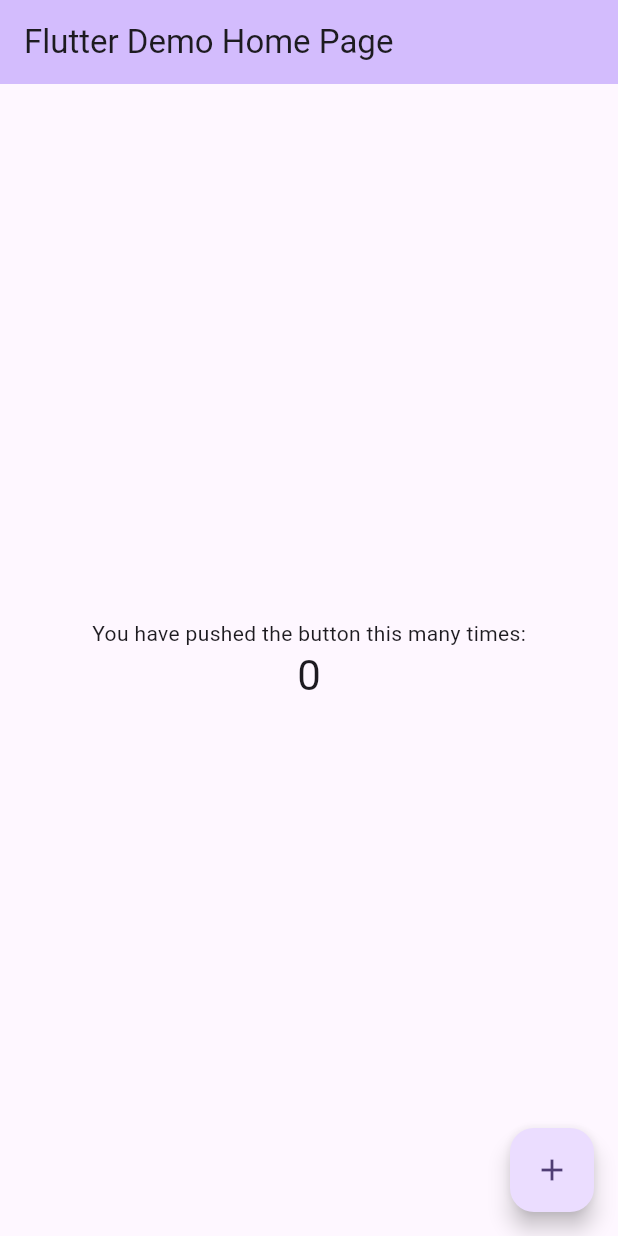
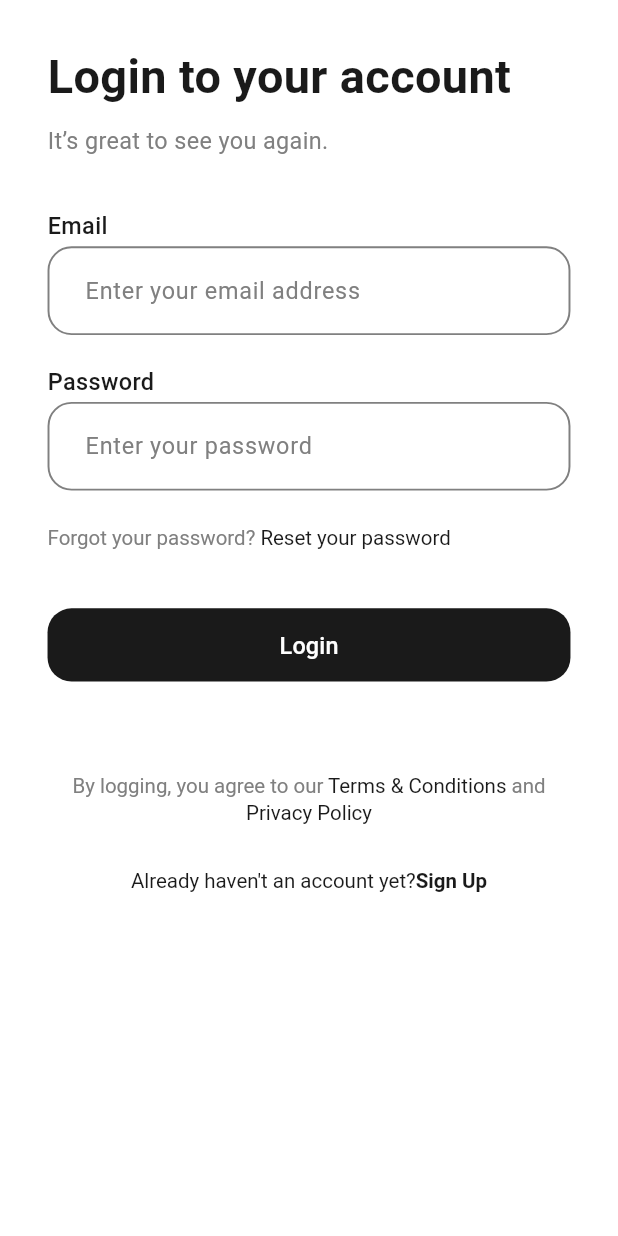
Before and after one commit to Marwa-Atef596/Flutter-Store-App, a Flutter app: the screen it shows after launch, on a phone screen of 412 x 824 dp. Run offline on Flutter 3.47's test engine with Material 3 defaults, Android fonts, the phone set to English and light mode, and no system bars; our stand-ins replace flutter_screenutil.

Commit message:
added navigation extention added file spacing added app router added app styles added app colors added app font weight added app text form field added app button finish login screen ui

```diff
--- /dev/null
+++ b/lib/core/helper/extentions.dart
@@ -0,0 +1,23 @@
+import 'package:flutter/material.dart';
+
+extension Navigation on BuildContext {
+  Future<dynamic> pushNamed(String routeName, {Object? arguments}) {
+    return Navigator.of(this).pushNamed(routeName, arguments: arguments);
+  }
+
+  Future<dynamic> pushReplacementNamed(String routeName, {Object? arguments}) {
+    return Navigator.of(this)
+        .pushReplacementNamed(routeName, arguments: arguments);
+  }
+
+  Future<dynamic> pushNamedAndRemoveUntil(
+    String routeName, {
+    Object? arguments,
+    required RoutePredicate predicate,
+  }) {
+    return Navigator.of(this)
+        .pushNamedAndRemoveUntil(routeName, predicate, arguments: arguments);
+  }
+
+  void pop() => Navigator.of(this).pop();
+}
--- /dev/null
+++ b/lib/core/helper/spacing.dart
@@ -0,0 +1,10 @@
+import 'package:flutter/material.dart';
+import 'package:flutter_screenutil/flutter_screenutil.dart';
+
+SizedBox verticalSpace(double height) => SizedBox(
+      height: height.h,
+    );
+
+SizedBox horizontalSpace(double width) => SizedBox(
+      width: width.w,
+    );
--- /dev/null
+++ b/lib/core/routing/app_router.dart
@@ -0,0 +1,25 @@
+// ignore_for_file: unused_local_variable
+
+import 'package:flutter/material.dart';
+import 'package:flutter_store_app/core/routing/routes.dart';
+import 'package:flutter_store_app/features/login/ui/login_screen.dart';
+
+class AppRouter {
+  Route generateRoute(RouteSettings settings) {
+    final arguments = settings.arguments;
+    switch (settings.name) {
+      case Routes.loginScreen:
+        return MaterialPageRoute(
+          builder: (_) => LoginScreen(),
+        );
+      default:
+        return MaterialPageRoute(
+          builder: (_) => Scaffold(
+            body: Center(
+              child: Text('no routes defiend for ${settings.name}'),
+            ),
+          ),
+        );
+    }
+  }
+}
--- /dev/null
+++ b/lib/core/routing/routes.dart
@@ -0,0 +1,3 @@
+class Routes {
+  static const String loginScreen = '/loginScreen';
+}
--- /dev/null
+++ b/lib/core/theming/app_colors.dart
@@ -0,0 +1,8 @@
+import 'package:flutter/material.dart';
+
+class AppColors {
+  static const Color mainDark = Color(0xff1A1A1A);
+  static const Color red = Color(0xffED1010);
+  static const Color gray = Color(0xff808080);
+  static const Color white = Color(0xffFFFFFF);
+}
--- /dev/null
+++ b/lib/core/theming/app_styles.dart
@@ -0,0 +1,47 @@
+import 'package:flutter/material.dart';
+import 'package:flutter_screenutil/flutter_screenutil.dart';
+import 'package:flutter_store_app/core/theming/app_colors.dart';
+import 'package:flutter_store_app/core/theming/font_weight.dart';
+
+class AppStyles {
+  static TextStyle font32DarkSemiBold = TextStyle(
+    fontSize: 32.sp,
+    color: AppColors.mainDark,
+    fontWeight: FontWeightHelper.semiBold,
+  );
+  static TextStyle font16GrayRegular = TextStyle(
+    fontSize: 16.sp,
+    color: AppColors.gray,
+    fontWeight: FontWeightHelper.regular,
+  );
+  static TextStyle font16DarkMedium = TextStyle(
+    fontSize: 16.sp,
+    color: AppColors.mainDark,
+    fontWeight: FontWeightHelper.medium,
+  );
+  static TextStyle font16WhiteMedium = TextStyle(
+    fontSize: 16.sp,
+    color: AppColors.white,
+    fontWeight: FontWeightHelper.medium,
+  );
+  static TextStyle font14RedMedium = TextStyle(
+    fontSize: 14.sp,
+    color: AppColors.red,
+    fontWeight: FontWeightHelper.medium,
+  );
+  static TextStyle font14GrayRegular = TextStyle(
+    fontSize: 14.sp,
+    color: AppColors.gray,
+    fontWeight: FontWeightHelper.regular,
+  );
+  static TextStyle font14DarkRegular = TextStyle(
+    fontSize: 14.sp,
+    color: AppColors.mainDark,
+    fontWeight: FontWeightHelper.regular,
+  );
+  static TextStyle font14DarkSemiBold = TextStyle(
+    fontSize: 14.sp,
+    color: AppColors.mainDark,
+    fontWeight: FontWeightHelper.semiBold,
+  );
+}
--- /dev/null
+++ b/lib/core/theming/font_weight.dart
@@ -0,0 +1,12 @@
+import 'package:flutter/material.dart';
+
+class FontWeightHelper {
+  static const FontWeight thin = FontWeight.w100;
+  static const FontWeight extraLight = FontWeight.w200;
+  static const FontWeight light = FontWeight.w300;
+  static const FontWeight regular = FontWeight.w400;
+  static const FontWeight medium = FontWeight.w500;
+  static const FontWeight semiBold = FontWeight.w600;
+  static const FontWeight bold = FontWeight.w700;
+  static const FontWeight extraBold = FontWeight.w800;
+}
--- /dev/null
+++ b/lib/core/widgets/app_text_button.dart
@@ -0,0 +1,57 @@
+import 'package:flutter/material.dart';
+import 'package:flutter_screenutil/flutter_screenutil.dart';
+import 'package:flutter_store_app/core/theming/app_colors.dart';
+
+class AppTextButton extends StatelessWidget {
+  final double? borderRadius;
+  final Color? backgroundColor;
+  final double? horizontalPadding;
+  final double? verticalPadding;
+  final double? buttonWidth;
+  final double? buttonHeight;
+  final String buttonText;
+  final TextStyle textStyle;
+  final VoidCallback onPressed;
+  const AppTextButton({
+    super.key,
+    this.borderRadius,
+    this.backgroundColor,
+    this.horizontalPadding,
+    this.verticalPadding,
+    this.buttonHeight,
+    this.buttonWidth,
+    required this.buttonText,
+    required this.textStyle,
+    required this.onPressed,
+  });
+
+  @override
+  Widget build(BuildContext context) {
+    return TextButton(
+      style: ButtonStyle(
+        shape: WidgetStateProperty.all<RoundedRectangleBorder>(
+          RoundedRectangleBorder(
+            borderRadius: BorderRadius.circular(borderRadius ?? 16.0),
+          ),
+        ),
+        backgroundColor: WidgetStatePropertyAll(
+          backgroundColor ?? AppColors.mainDark,
+        ),
+        padding: WidgetStateProperty.all<EdgeInsets>(
+          EdgeInsets.symmetric(
+            horizontal: horizontalPadding?.w ?? 12.w,
+            vertical: verticalPadding?.h ?? 14.h,
+          ),
+        ),
+        fixedSize: WidgetStateProperty.all(
+          Size(buttonWidth?.w ?? double.maxFinite, buttonHeight ?? 50.h),
+        ),
+      ),
+      onPressed: onPressed,
+      child: Text(
+        buttonText,
+        style: textStyle,
+      ),
+    );
+  }
+}
--- /dev/null
+++ b/lib/core/widgets/app_text_form_field.dart
@@ -0,0 +1,99 @@
+import 'package:flutter/material.dart';
+import 'package:flutter_screenutil/flutter_screenutil.dart';
+import 'package:flutter_store_app/core/theming/app_colors.dart';
+import 'package:flutter_store_app/core/theming/app_styles.dart';
+
+class AppTextFormField extends StatelessWidget {
+  final EdgeInsetsGeometry? contentPadding;
+  final InputBorder? focusedBorder;
+  final InputBorder? enabledBorder;
+  final TextStyle? inputTextStyle;
+  final TextStyle? hintStyle;
+  final String hintText;
+  final String? text;
+  final bool? isObscureText;
+  final Widget? suffixIcon;
+  final Color? backgroundColor;
+  final TextEditingController? controller;
+  // final Function(String?) validator;
+  const AppTextFormField({
+    super.key,
+    this.contentPadding,
+    this.focusedBorder,
+    this.enabledBorder,
+    this.inputTextStyle,
+    this.hintStyle,
+    required this.hintText,
+    this.isObscureText,
+    this.suffixIcon,
+    this.backgroundColor,
+    this.controller,
+    //  required this.validator,
+    this.text,
+  });
+
+  @override
+  Widget build(BuildContext context) {
+    return Column(
+      crossAxisAlignment: CrossAxisAlignment.start,
+      children: [
+        SizedBox(
+          height: 25,
+          child: Text(
+            text!,
+            style: AppStyles.font16DarkMedium,
+          ),
+        ),
+        TextFormField(
+          controller: controller,
+          decoration: InputDecoration(
+            isDense: true,
+            contentPadding: contentPadding ??
+                EdgeInsets.symmetric(horizontal: 20.w, vertical: 18.h),
+            focusedBorder: focusedBorder ??
+                OutlineInputBorder(
+                  borderSide: BorderSide(
+                    color: AppColors.mainDark,
+                    width: 1.3,
+                  ),
+                  borderRadius: BorderRadius.circular(16.0),
+                ),
+            enabledBorder: enabledBorder ??
+                OutlineInputBorder(
+                  borderSide: BorderSide(
+                    color: AppColors.gray,
+                    width: 1.3,
+                  ),
+                  borderRadius: BorderRadius.circular(16.0),
+                ),
+            errorBorder: OutlineInputBorder(
+              borderSide: const BorderSide(
+                color: AppColors.red,
+                width: 1.3,
+              ),
+              borderRadius: BorderRadius.circular(16.0),
+            ),
+            focusedErrorBorder: OutlineInputBorder(
+              borderSide: const BorderSide(
+                color: AppColors.red,
+                width: 1.3,
+              ),
+              borderRadius: BorderRadius.circular(16.0),
+            ),
+            hintStyle: hintStyle ?? AppStyles.font16GrayRegular,
+            hintText: hintText,
+            suffixIcon: suffixIcon,
+            fillColor: backgroundColor ?? AppColors.white,
+            filled: true,
+          ),
+          obscureText: isObscureText ?? false,
+
+          // style: Styles.font13DarkBlueMedium,
+          // validator: (value) {
+          //   return validator(value);
+          // },
+        ),
+      ],
+    );
+  }
+}
--- /dev/null
+++ b/lib/features/login/ui/login_screen.dart
@@ -0,0 +1,69 @@
+import 'package:flutter/material.dart';
+import 'package:flutter_screenutil/flutter_screenutil.dart';
+import 'package:flutter_store_app/core/helper/spacing.dart';
+import 'package:flutter_store_app/core/theming/app_styles.dart';
+import 'package:flutter_store_app/core/widgets/app_text_button.dart';
+import 'package:flutter_store_app/core/widgets/app_text_form_field.dart';
+import 'package:flutter_store_app/features/login/ui/widgets/already_have_not_account.dart';
+import 'package:flutter_store_app/features/login/ui/widgets/forget_password_text.dart';
+import 'package:flutter_store_app/features/login/ui/widgets/terms_and_condicions_text.dart';
+
+class LoginScreen extends StatelessWidget {
+  const LoginScreen({super.key});
+
+  @override
+  Widget build(BuildContext context) {
+    return SafeArea(
+      child: Scaffold(
+        body: Padding(
+          padding: EdgeInsets.symmetric(
+            horizontal: 30.w,
+            vertical: 30.h,
+          ),
+          child: SingleChildScrollView(
+            child: Column(
+              crossAxisAlignment: CrossAxisAlignment.start,
+              children: [
+                Text(
+                  'Login to your account',
+                  style: AppStyles.font32DarkSemiBold,
+                ),
+                verticalSpace(8),
+                Text(
+                  'It’s great to see you again.',
+                  style: AppStyles.font16GrayRegular,
+                ),
+                verticalSpace(36),
+                AppTextFormField(
+                  hintText: 'Enter your email address',
+                  text: 'Email',
+                ),
+                verticalSpace(20),
+                AppTextFormField(
+                  hintText: 'Enter your password',
+                  text: 'Password',
+                ),
+                verticalSpace(24),
+                ForgetPasswordText(),
+                verticalSpace(40),
+                AppTextButton(
+                  buttonText: 'Login',
+                  textStyle: AppStyles.font16WhiteMedium,
+                  onPressed: () {},
+                ),
+                verticalSpace(60),
+                Column(
+                  children: [
+                    TermsAndConditionsText(),
+                    verticalSpace(30),
+                    AlreadyHaveNotAccountText()
+                  ],
+                )
+              ],
+            ),
+          ),
+        ),
+      ),
+    );
+  }
+}
--- /dev/null
+++ b/lib/features/login/ui/widgets/already_have_not_account.dart
@@ -0,0 +1,23 @@
+import 'package:flutter/material.dart';
+import 'package:flutter_store_app/core/theming/app_styles.dart';
+
+class AlreadyHaveNotAccountText extends StatelessWidget {
+  const AlreadyHaveNotAccountText({super.key});
+
+  @override
+  Widget build(BuildContext context) {
+    return RichText(
+      textAlign: TextAlign.center,
+      text: TextSpan(children: [
+        TextSpan(
+          text: 'Already haven\'t an account yet?',
+          style: AppStyles.font14DarkRegular,
+        ),
+        TextSpan(
+          text: 'Sign Up',
+          style: AppStyles.font14DarkSemiBold,
+        ),
+      ]),
+    );
+  }
+}
--- /dev/null
+++ b/lib/features/login/ui/widgets/forget_password_text.dart
@@ -0,0 +1,23 @@
+import 'package:flutter/material.dart';
+import 'package:flutter_store_app/core/theming/app_styles.dart';
+
+class ForgetPasswordText extends StatelessWidget {
+  const ForgetPasswordText({super.key});
+
+  @override
+  Widget build(BuildContext context) {
+    return RichText(
+      textAlign: TextAlign.center,
+      text: TextSpan(children: [
+        TextSpan(
+          text: 'Forgot your password?',
+          style: AppStyles.font14GrayRegular,
+        ),
+        TextSpan(
+          text: ' Reset your password',
+          style: AppStyles.font14DarkRegular,
+        ),
+      ]),
+    );
+  }
+}
--- /dev/null
+++ b/lib/features/login/ui/widgets/terms_and_condicions_text.dart
@@ -0,0 +1,33 @@
+import 'package:flutter/material.dart';
+import 'package:flutter_store_app/core/theming/app_styles.dart';
+
+class TermsAndConditionsText extends StatelessWidget {
+  const TermsAndConditionsText({super.key});
+
+  @override
+  Widget build(BuildContext context) {
+    return RichText(
+      textAlign: TextAlign.center,
+      text: TextSpan(
+        children: [
+          TextSpan(
+            text: 'By logging, you agree to our',
+            style: AppStyles.font14GrayRegular,
+          ),
+          TextSpan(
+            text: ' Terms & Conditions',
+            style: AppStyles.font14DarkRegular,
+          ),
+          TextSpan(
+            text: ' and',
+            style: AppStyles.font14GrayRegular.copyWith(height: 1.5),
+          ),
+          TextSpan(
+            text: ' Privacy Policy',
+            style: AppStyles.font14DarkRegular,
+          ),
+        ],
+      ),
+    );
+  }
+}
--- a/lib/main.dart
+++ b/lib/main.dart
@@ -1,90 +1,9 @@
 import 'package:flutter/material.dart';
+import 'package:flutter_store_app/core/routing/app_router.dart';
+import 'package:flutter_store_app/store_app.dart';
 
 void main() {
-  runApp(const MyApp());
+  runApp(StoreApp(
+    appRouter: AppRouter(),
+  ));
 }
-
-class MyApp extends StatelessWidget {
-  const MyApp({super.key});
-
-  // This widget is the root of your application.
-  @override
-  Widget build(BuildContext context) {
-    return MaterialApp(
-      title: 'Flutter store App',
-      theme: ThemeData(
-        colorScheme: ColorScheme.fromSeed(seedColor: Colors.deepPurple),
-        useMaterial3: true,
-      ),
-      home: const MyHomePage(title: 'Flutter Demo Home Page'),
-    );
-  }
-}
-
-class MyHomePage extends StatefulWidget {
-  const MyHomePage({super.key, required this.title});
-
-  final String title;
-
-  @override
-  State<MyHomePage> createState() => _MyHomePageState();
-}
-
-class _MyHomePageState extends State<MyHomePage> {
-  int _counter = 0;
-
-  void _incrementCounter() {
-    setState(() {
-      _counter++;
-    });
-  }
-
-  @override
-  Widget build(BuildContext context) {
-    return Scaffold(
-      appBar: AppBar(
-        // TRY THIS: Try changing the color here to a specific color (to
-        // Colors.amber, perhaps?) and trigger a hot reload to see the AppBar
-        // change color while the other colors stay the same.
-        backgroundColor: Theme.of(context).colorScheme.inversePrimary,
-        // Here we take the value from the MyHomePage object that was created by
-        // the App.build method, and use it to set our appbar title.
-        title: Text(widget.title),
-      ),
-      body: Center(
-        // Center is a layout widget. It takes a single child and positions it
-        // in the middle of the parent.
-        child: Column(
-          // Column is also a layout widget. It takes a list of children and
-          // arranges them vertically. By default, it sizes itself to fit its
-          // children horizontally, and tries to be as tall as its parent.
-          //
-          // Column has various properties to control how it sizes itself and
-          // how it positions its children. Here we use mainAxisAlignment to
-          // center the children vertically; the main axis here is the vertical
-          // axis because Columns are vertical (the cross axis would be
-          // horizontal).
-          //
-          // TRY THIS: Invoke "debug painting" (choose the "Toggle Debug Paint"
-          // action in the IDE, or press "p" in the console), to see the
-          // wireframe for each widget.
-          mainAxisAlignment: MainAxisAlignment.center,
-          children: <Widget>[
-            const Text(
-              'You have pushed the button this many times:',
-            ),
-            Text(
-              '$_counter',
-              style: Theme.of(context).textTheme.headlineMedium,
-            ),
-          ],
-        ),
-      ),
-      floatingActionButton: FloatingActionButton(
-        onPressed: _incrementCounter,
-        tooltip: 'Increment',
-        child: const Icon(Icons.add),
-      ), // This trailing comma makes auto-formatting nicer for build methods.
-    );
-  }
-}
--- /dev/null
+++ b/lib/store_app.dart
@@ -0,0 +1,25 @@
+import 'package:flutter/material.dart';
+import 'package:flutter_screenutil/flutter_screenutil.dart';
+import 'package:flutter_store_app/core/routing/app_router.dart';
+import 'package:flutter_store_app/core/routing/routes.dart';
+import 'package:flutter_store_app/core/theming/app_colors.dart';
+
+class StoreApp extends StatelessWidget {
+  const StoreApp({super.key, required this.appRouter});
+  final AppRouter appRouter;
+  @override
+  Widget build(BuildContext context) {
+    return ScreenUtilInit(
+      designSize: Size(390, 844),
+      minTextAdapt: true,
+      child: MaterialApp(
+        theme: ThemeData(
+            primaryColor: AppColors.mainDark,
+            scaffoldBackgroundColor: AppColors.white),
+        debugShowCheckedModeBanner: false,
+        initialRoute: Routes.loginScreen,
+        onGenerateRoute: appRouter.generateRoute,
+      ),
+    );
+  }
+}
```
Also changed, not shown: 1 other file.
